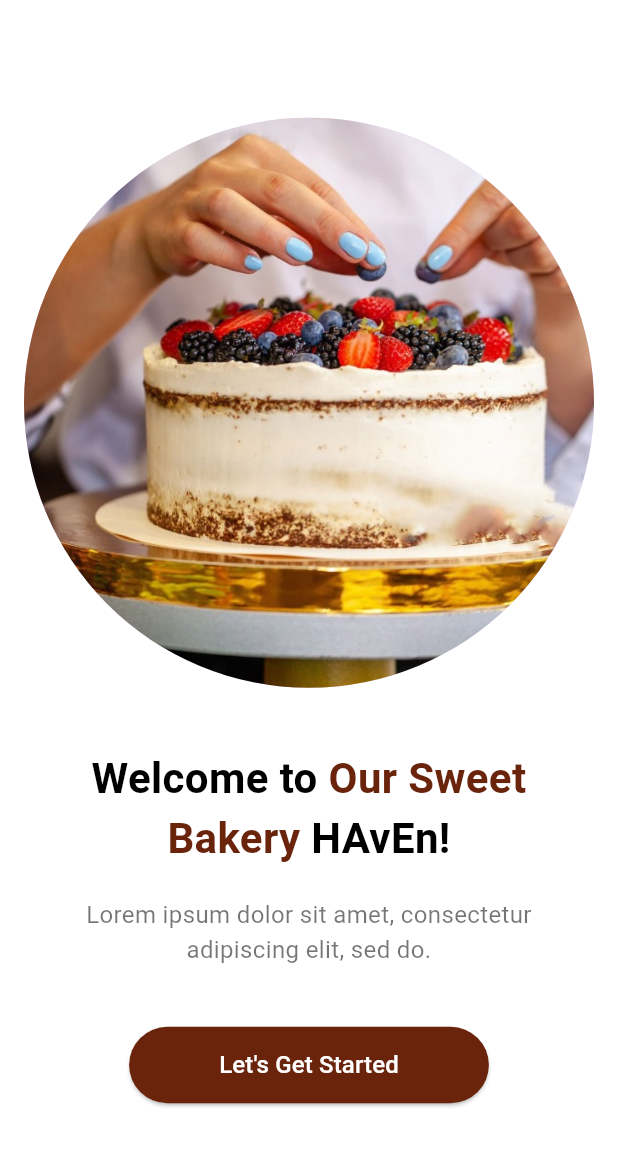
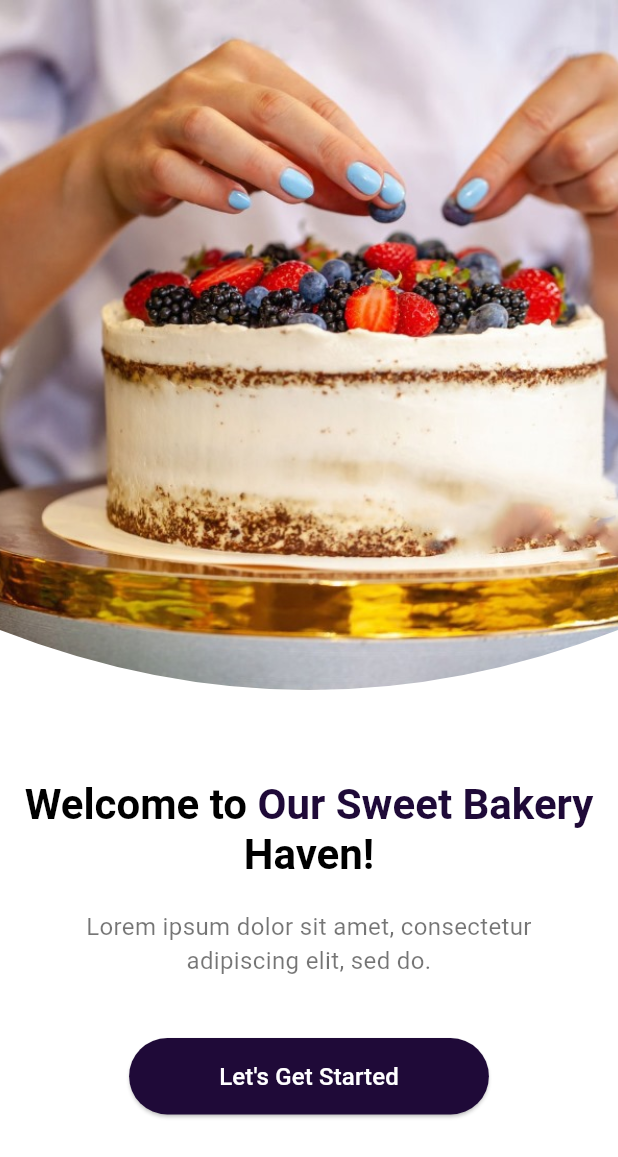
Before and after one commit to ayaandhaqane/sweetBakery-flutter, a Flutter app: the screen it shows after launch, on a phone screen of 412 x 824 dp. Shown: the top 1157 px of the screen. Run offline on Flutter 3.47's test engine with Material 3 defaults, Android fonts, the light colour scheme and no system bars; our stand-ins replace dio, flutter_secure_storage, image_picker.

Commit message:
Update welcome.dart

```diff
--- a/frontend/lib/welcome.dart
+++ b/frontend/lib/welcome.dart
@@ -1,38 +1,44 @@
 import 'package:flutter/material.dart';
-import 'package:sweets_app/home.dart'; // Import your Home screen
-// import 'package:sweets_app/signin.dart'; // Import your SignIn screen
+import 'package:sweets_app/singin.dart';
+
+class WelcomePage extends StatelessWidget {
 
 
-class WelcomePage extends StatelessWidget {
   @override
   Widget build(BuildContext context) {
     return Scaffold(
-      body: Container(
-        decoration: BoxDecoration(
-          color: Colors.white,
+      backgroundColor: Colors.white, // *White Background*
+      body: Column(
+        crossAxisAlignment: CrossAxisAlignment.center,
+        children: [
+          // *Big Image with Curved Bottom*
+          ClipPath(
+            clipper: BottomCurveClipper(), // *Curved Bottom*
+            child: Container(
+              width: double.infinity,
+              height: 500, // *Big Image*
+              decoration: const BoxDecoration(
+                image: DecorationImage(
+                  image: AssetImage('images/welcome.jpg'), // Your Image Path
+                  fit: BoxFit.cover, // Ensures the image fills the space
                 ),
-        child: Padding(
-          padding: const EdgeInsets.all(16.0),
-          child: Column(
-            mainAxisAlignment: MainAxisAlignment.center,
-            children: [
-              // Circular Image
-              CircleAvatar(
-                radius: 200, // Adjust the size of the circle
-                backgroundImage: AssetImage('images/welcome.jpg'), // Your image path
               ),
-              SizedBox(height: 30), // Space between the image and text
+            ),
+          ),
 
-              // Welcome Text
-              Text.rich(
-                TextSpan(
+          const SizedBox(height: 20), // Space between image and text
+
+          // *Welcome Text with Custom Colors*
+          RichText(
+            textAlign: TextAlign.center,
+            text: const TextSpan(
               children: [
                 TextSpan(
                   text: 'Welcome to ',
                   style: TextStyle(
                     fontSize: 28,
                     fontWeight: FontWeight.bold,
-                        color: Colors.black,
+                    color: Colors.black, // *Text Black*
                   ),
                 ),
                 TextSpan(
@@ -40,67 +46,82 @@ class WelcomePage extends StatelessWidget {
                   style: TextStyle(
                     fontSize: 28,
                     fontWeight: FontWeight.bold,
-                        color: Color(0xFF69240B), // Custom color
+                    color: Color.fromARGB(255, 31, 10, 56), // *Custom Color*
                   ),
                 ),
                 TextSpan(
-                      text: 'HAvEn!',
+                  text: 'Haven!',
                   style: TextStyle(
                     fontSize: 28,
                     fontWeight: FontWeight.bold,
-                        color: Colors.black,
+                    color: Colors.black, // *Text Black*
                   ),
                 ),
               ],
             ),
-                textAlign: TextAlign.center,
           ),
-              SizedBox(height: 20), // Space between the welcome text and description
 
-              // Description Text
-              Padding(
-                padding: const EdgeInsets.symmetric(horizontal: 40),
+          const SizedBox(height: 20), // Space between text and description
+
+          // *Description Text*
+          const Padding(
+            padding: EdgeInsets.symmetric(horizontal: 25),
             child: Text(
               'Lorem ipsum dolor sit amet, consectetur adipiscing elit, sed do.',
               style: TextStyle(
                 fontSize: 16,
-                    color: Colors.black54,
+                color: Colors.black54, // *Text Black*
               ),
               textAlign: TextAlign.center,
             ),
           ),
-              SizedBox(height: 40), // Space between the description and button
 
-              // "Let's Get Started" Button
+          const SizedBox(height: 40), // Space between description and button
+
+          // *"Let's Get Started" Button*
           ElevatedButton(
             onPressed: () {
               Navigator.push(
                 context,
-                    MaterialPageRoute(builder: (context) => Home()),
+                MaterialPageRoute(builder: (context) => SignInPage()),
               );
             },
-                child: Text(
-                  'Let\'s Get Started',
-                  style: TextStyle(
-                    fontSize: 16,
-                    color: Colors.white,
-                  ),
-                ),
             style: ElevatedButton.styleFrom(
-                  backgroundColor: Color(0xFF69240B), // Custom button color
-                  padding: EdgeInsets.symmetric(vertical: 14, horizontal: 60),
+              backgroundColor: const Color.fromARGB(255, 31, 10, 56), // *Button Color*
+              padding: const EdgeInsets.symmetric(vertical: 14, horizontal: 60),
               shape: RoundedRectangleBorder(
                 borderRadius: BorderRadius.circular(30), // Rounded corners
               ),
             ),
-              ),
-              SizedBox(height: 20), // Space between the button and sign-in text
-
-
-            ],
+            child: const Text(
+              'Let\'s Get Started',
+              style: TextStyle(
+                fontSize: 16,
+                color: Colors.white, // *White Button Text*
               ),
             ),
+          ),
+        ],
       ),
     );
   }
 }
+
+// *Custom Clipper for Curved Image Bottom*
+class BottomCurveClipper extends CustomClipper<Path> {
+  @override
+  Path getClip(Size size) {
+    Path path = Path();
+    path.lineTo(0, size.height - 80);
+    path.quadraticBezierTo(
+        size.width / 2, size.height, size.width, size.height - 80);
+    path.lineTo(size.width, 0);
+    path.close();
+    return path;
+  }
+
+  @override
+  bool shouldReclip(CustomClipper<Path> oldClipper) {
+    return false;
+  }
+}
```
Lines whose indentation alone changed are shown as unchanged.
